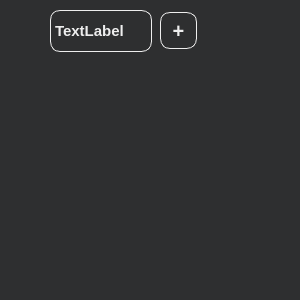
OglodkovVadim/Kurama, file explorer.ui: the form before one commit.
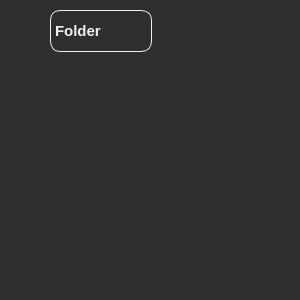
The form after the commit. Icons and pictures are not drawn.

Commit message: Fixed all bag with explorer (files), added function adding folder in folder, added icons on tool buttons

Patch:
```diff
--- a/explorer.ui
+++ b/explorer.ui
@@ -34,7 +34,7 @@
 
 QPushButton {
 	border: 1px solid #eee;
-	min-width:35px;
+	min-width:100px;
 	max-width:100px;
 	min-height:35px;
 	max-height:40px;
@@ -56,9 +56,9 @@
 
 QToolButton {
 	border: 1px solid #eee;
-	min-width:35px;
+	min-width:30px;
 	max-width:35px;
-	min-height:35px;
+	min-height:25px;
 	max-height:35px;
 	border-radius: 10px;
 	qproperty-alignment: AlignCenter;	
@@ -105,20 +105,37 @@
     </rect>
    </property>
    <property name="text">
-    <string>TextLabel</string>
+    <string>Folder</string>
    </property>
   </widget>
   <widget class="QToolButton" name="toolButton">
    <property name="geometry">
     <rect>
      <x>160</x>
-     <y>12</y>
-     <width>37</width>
-     <height>37</height>
+     <y>18</y>
+     <width>35</width>
+     <height>35</height>
     </rect>
    </property>
+   <property name="styleSheet">
+    <string notr="true">QToolButton {
+	border:none;
+	background-color:none;
+	image: url(:/image/addFile);
+	max-width: 25px;
+	max-height: 25px;
+}
+
+QToolButton:hover {
+	image: url(:/image/addFileHover);
+}
+
+QToolButton:pressed {
+	image: url(:/image/addFile);
+}</string>
+   </property>
    <property name="text">
-    <string>+</string>
+    <string/>
    </property>
   </widget>
   <widget class="QToolButton" name="toolButton_2">
@@ -155,6 +172,36 @@
     <layout class="QVBoxLayout" name="verticalLayout"/>
    </widget>
   </widget>
+  <widget class="QToolButton" name="addFolder">
+   <property name="geometry">
+    <rect>
+     <x>193</x>
+     <y>18</y>
+     <width>35</width>
+     <height>35</height>
+    </rect>
+   </property>
+   <property name="styleSheet">
+    <string notr="true">QToolButton {
+	border:none;
+	background-color:none;
+	image: url(:/image/addFolder);
+	max-width: 25px;
+	max-height: 25px;
+}
+
+QToolButton:hover {
+	image: url(:/image/addFolderHover);
+}
+
+QToolButton:pressed {
+	image: url(:/image/addFolder);
+}</string>
+   </property>
+   <property name="text">
+    <string/>
+   </property>
+  </widget>
   <zorder>toolButton</zorder>
   <zorder>label</zorder>
   <zorder>toolButton_2</zorder>
```
Left out of the diff: 4 changed lines with no effect on the pictures. The commit also changes 16 other files.
